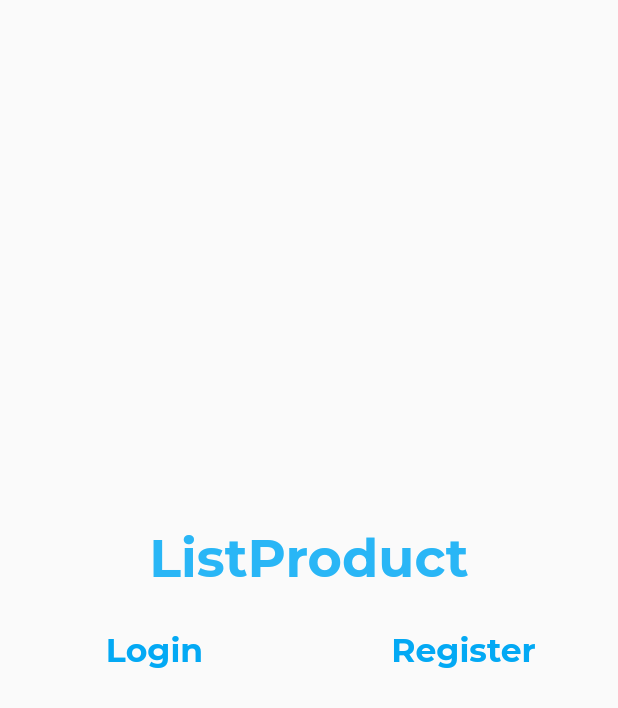
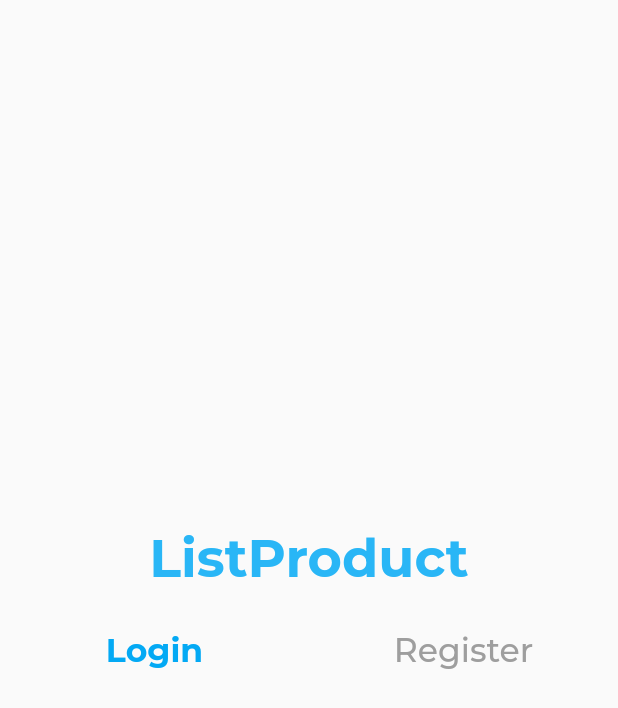
Before and after one commit to beinjamin/Listproduct, a Flutter app: the screen it shows after launch, on a phone screen of 412 x 824 dp. Shown: the top 708 px of the screen. Run offline on Flutter 3.47's test engine with Material 2 defaults, Android fonts, the phone set to English and light mode, and no system bars; our stand-ins replace get, google_fonts.

Commit message:
Gestion du state

```diff
--- a/lib/screens/auth_screen.dart
+++ b/lib/screens/auth_screen.dart
@@ -36,18 +36,21 @@ class AuthScreen extends StatelessWidget {
               const SizedBox(
                 height: 20,
               ),
-              Row(
+              Obx(
+                () => Row(
                   mainAxisAlignment: MainAxisAlignment.spaceEvenly,
                   children: [
                     InkWell(
-                    onTap: () {},
-                    child: buildTab("Login", true, context),
+                      onTap: () => authController.changeTab("Login"),
+                      child: buildTab("Login",
+                          authController.tab.value == "Login", context),
                     ),
                     InkWell(
-                    onTap: () {},
-                    child: buildTab("Register", true, context),
+                      onTap: () => authController.changeTab("Register"),
+                      child: buildTab("Register", false, context),
                     )
                   ],
+                ),
               ),
               const SizedBox(
                 height: 20,
```
Lines whose indentation alone changed are shown as unchanged.
